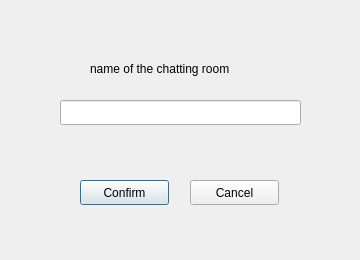
MPSong/hellogit, file Client/dialog.ui: the form before one commit.
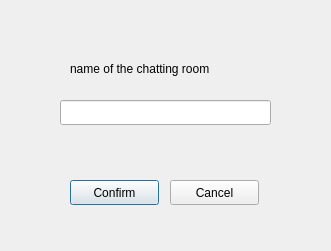
The form after the commit.

The edit to the form file:
```diff
--- a/Client/dialog.ui
+++ b/Client/dialog.ui
@@ -6,8 +6,8 @@
    <rect>
     <x>0</x>
     <y>0</y>
-    <width>360</width>
-    <height>260</height>
+    <width>331</width>
+    <height>251</height>
    </rect>
   </property>
   <property name="windowTitle">
@@ -18,7 +18,7 @@
     <rect>
      <x>60</x>
      <y>100</y>
-     <width>241</width>
+     <width>211</width>
      <height>25</height>
     </rect>
    </property>
@@ -26,7 +26,7 @@
   <widget class="QLabel" name="label">
    <property name="geometry">
     <rect>
-     <x>90</x>
+     <x>70</x>
      <y>60</y>
      <width>191</width>
      <height>17</height>
@@ -39,7 +39,7 @@
   <widget class="QPushButton" name="pushButton">
    <property name="geometry">
     <rect>
-     <x>80</x>
+     <x>70</x>
      <y>180</y>
      <width>89</width>
      <height>25</height>
@@ -52,7 +52,7 @@
   <widget class="QPushButton" name="pushButton_2">
    <property name="geometry">
     <rect>
-     <x>190</x>
+     <x>170</x>
      <y>180</y>
      <width>89</width>
      <height>25</height>
```
